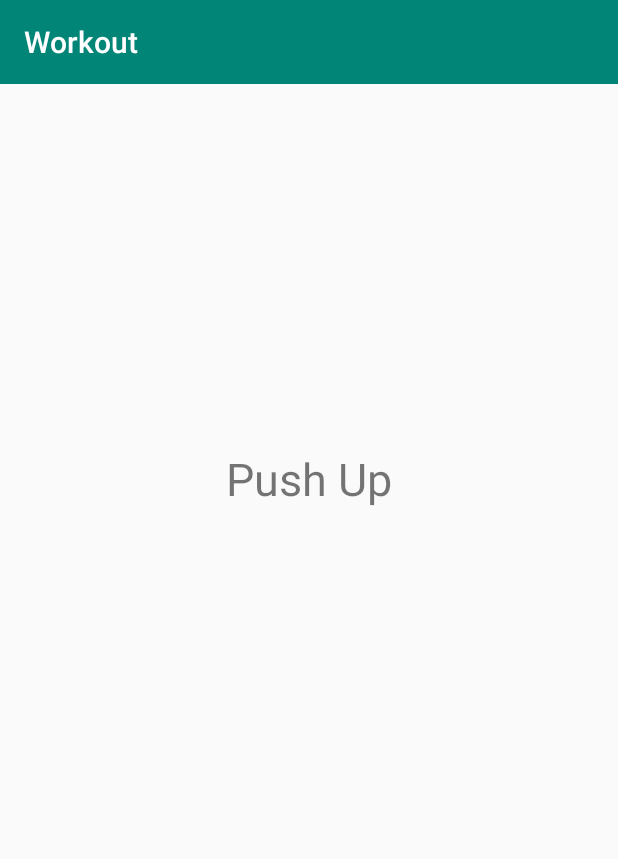
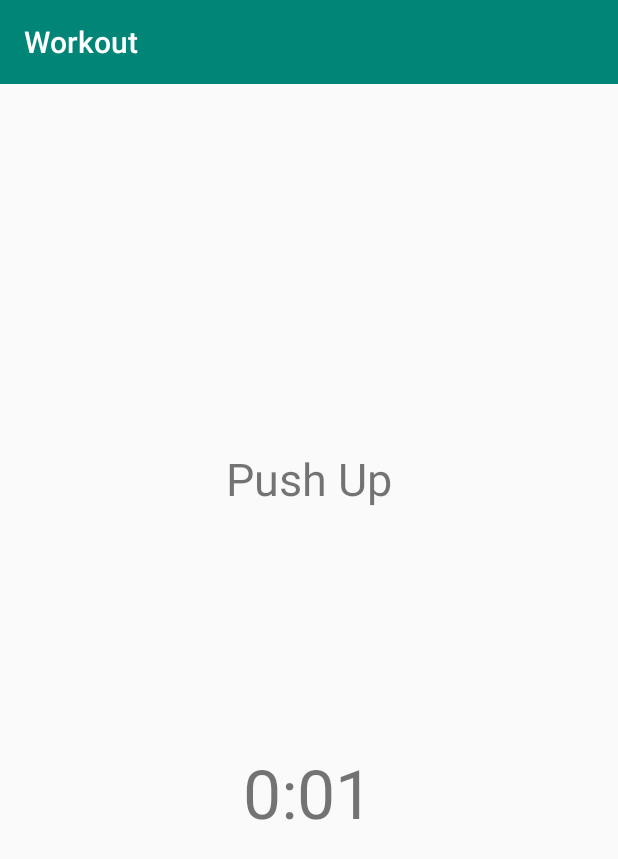
Before and after one commit to Mri1412/myPetProject, an Android app: the WorkoutActivity screen opened directly, with no data from a screen before it, on a phone screen of 412 x 824 dp. Shown: the top 859 px of the screen. Run offline under Robolectric (Android 15) with nearby library versions, the phone set to English and light mode, and no system bars.

Commit message:
timer in workout

```diff
--- a/app/src/main/java/com/example/myapplication/WorkoutActivity.java
+++ b/app/src/main/java/com/example/myapplication/WorkoutActivity.java
@@ -2,6 +2,7 @@ package com.example.myapplication;
 
 import android.content.Intent;
 import android.os.Bundle;
+import android.os.SystemClock;
 import android.view.View;
 import android.widget.TextView;
 
@@ -14,9 +15,17 @@ import com.example.myapplication.logic.exercise.ExerciseImpl;
 import com.example.myapplication.logic.workout.Workout;
 import com.example.myapplication.logic.workout.WorkoutImpl;
 
+import java.util.Locale;
+import java.util.concurrent.ExecutorService;
+import java.util.concurrent.Executors;
+import java.util.concurrent.ThreadPoolExecutor;
+
 public class WorkoutActivity extends AppCompatActivity {
 
     private Workout workout;
+    long time = 0, startTime = 0;
+
+    ExecutorService timerService = Executors.newFixedThreadPool(1);
 
     @Override
     protected void onCreate(Bundle savedInstanceState) {
@@ -34,7 +43,10 @@ public class WorkoutActivity extends AppCompatActivity {
         workout = workoutList.getWorkoutFromSelector(workoutId);
 
         workout.startWorkout();
+
         showNewExercise();
+        startTime = SystemClock.uptimeMillis();
+        timerService.execute(timerLoop);
 
         ConstraintLayout screen = findViewById(R.id.workout_screen);
         screen.setOnClickListener(new View.OnClickListener() {
@@ -58,9 +70,43 @@ public class WorkoutActivity extends AppCompatActivity {
     }
 
     private void showFinishScreen() {
+        timerService.shutdownNow(); // This stops the timer from running, by cancelling any running tasks
+
         TextView textName = findViewById(R.id.workoutContentText);
         textName.setText("VICTORY!");
+
+        while(!timerService.isTerminated()) {
+            try {
+                Thread.sleep(100);
+            } catch (Exception e) {
+                //The point is to wait until the timerService is shut down, just swallow the exception
+            }
+        }
     }
 
 
+
+    private Runnable timerLoop = new Runnable() {
+
+        public void run() {
+
+            int seconds = 0, minutes = 0;
+
+            time = SystemClock.uptimeMillis() - startTime;
+
+            seconds = (int) (time / 1000);
+
+            minutes = seconds / 60;
+
+            seconds = seconds % 60;
+
+            TextView timerText = findViewById(R.id.timerText);
+            timerText.setText(getString(R.string.workout_timer, minutes, seconds));
+
+            if(!timerService.isTerminated() && !timerService.isShutdown()){
+                timerService.execute(timerLoop);
+            }
+        }
+
+    };
 }
--- a/app/src/main/res/layout/activity_workout.xml
+++ b/app/src/main/res/layout/activity_workout.xml
@@ -34,5 +34,23 @@
             app:layout_constraintStart_toStartOf="parent"
             app:layout_constraintTop_toTopOf="parent"
             app:layout_constraintVertical_bias="0.3" />
+
+        <TextView
+            android:id="@+id/timerText"
+            android:layout_width="190dp"
+            android:layout_height="64dp"
+            android:layout_marginStart="176dp"
+            android:layout_marginLeft="176dp"
+            android:layout_marginTop="147dp"
+            android:layout_marginEnd="177dp"
+            android:layout_marginRight="177dp"
+            android:layout_marginBottom="253dp"
+            android:gravity="center"
+            android:text="@string/workout_timer"
+            android:textSize="45sp"
+            app:layout_constraintBottom_toBottomOf="parent"
+            app:layout_constraintEnd_toEndOf="parent"
+            app:layout_constraintStart_toStartOf="parent"
+            app:layout_constraintTop_toBottomOf="@+id/workoutContentText" />
     </androidx.constraintlayout.widget.ConstraintLayout>
 </LinearLayout>
--- a/app/src/main/res/values/strings.xml
+++ b/app/src/main/res/values/strings.xml
@@ -6,4 +6,5 @@
     <string name="workout_button_2">Workout Marianne</string>
     <string name="start_workout_button">Start</string>
     <string name="welcome_text">Welcome to Anton and Marianne\'s super awesome workout app!</string>
+    <string name="workout_timer">%d:%02d</string>
 </resources>
```
